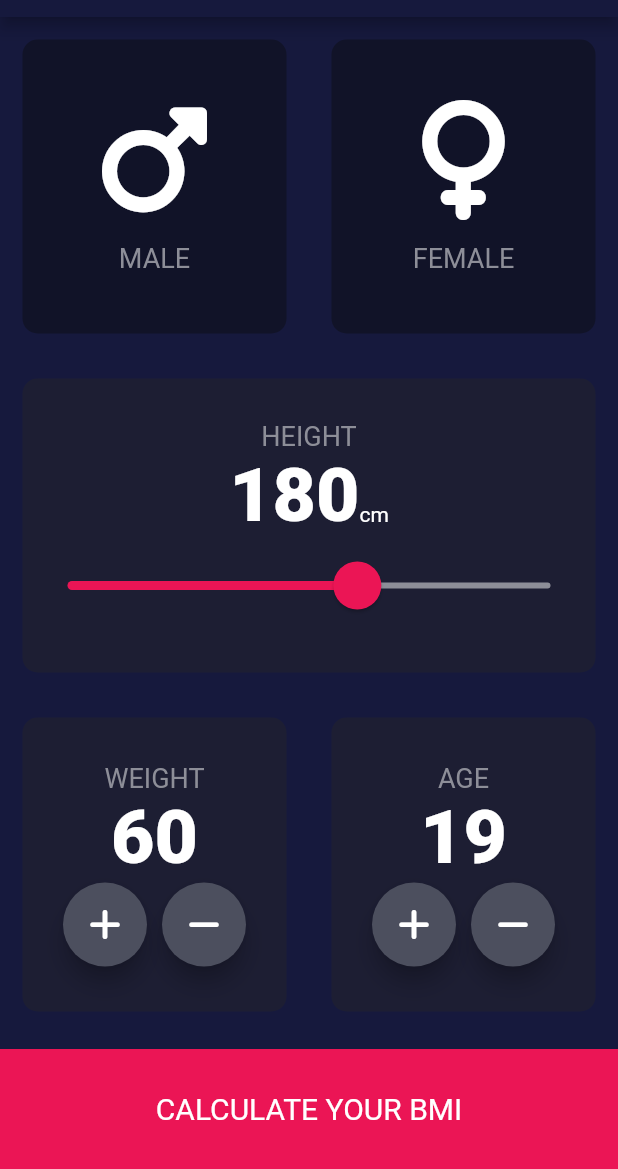
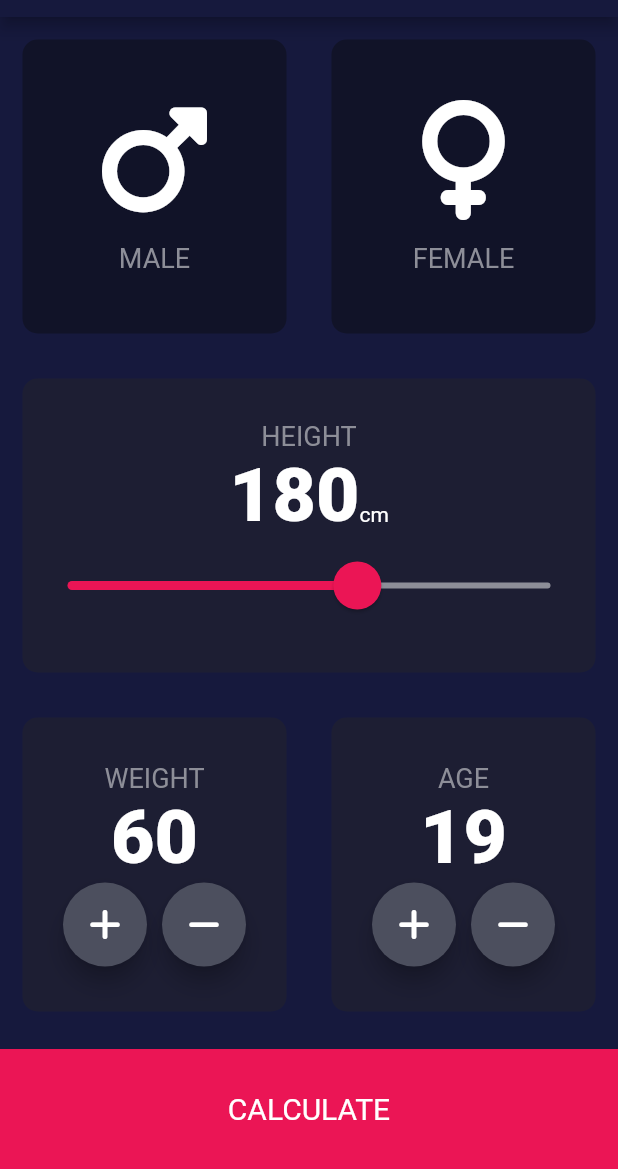
Before and after one commit to selinguz/bmi_calculator, a Flutter app: the screen it shows after launch, on a phone screen of 412 x 824 dp, the part 67-1236 px from its top. Run offline on Flutter 3.47's test engine with Material 2 defaults, Android fonts, the phone set to English and light mode, and no system bars; our stand-ins replace font_awesome_flutter.

```diff
--- a/lib/input_page.dart
+++ b/lib/input_page.dart
@@ -1,3 +1,4 @@
+import 'package:bmi_calculator/results_page.dart';
 import 'package:bmi_calculator/reusable_card.dart';
 import 'package:flutter/material.dart';
 import 'package:font_awesome_flutter/font_awesome_flutter.dart';
@@ -160,12 +161,12 @@ class _InputPageState extends State<InputPage> {
                             RoundIconButton(
                               onPressed: () {
                                 setState(() {
-                                  if(weight>0){
+                                  if (weight > 0) {
                                     weight--;
+                                  } else if (weight == 0) {
+                                    weight = 0;
                                   }
-                                  else if(weight==0){
-                                    weight=0;
-                                  };
+                                  ;
                                 });
                               },
                               icon: FontAwesomeIcons.minus,
@@ -228,14 +229,28 @@ class _InputPageState extends State<InputPage> {
               ],
             ),
           ),
-          Container(
-            alignment: Alignment.center,
-            color: kBottomContainerColor,
-            height: kBottomContainerHeight,
-            width: double.infinity,
-            margin: EdgeInsets.only(top: 10.0),
-            child: Text('CALCULATE YOUR BMI',style: TextStyle(color: Colors
-                .white,fontSize: 20),),
+          GestureDetector(
+            onTap: () {
+              setState(() {
+                Navigator.push(
+                  context,
+                  MaterialPageRoute(
+                    builder: (context) => ResultPage(),
+                  ),
+                );
+              });
+            },
+            child: Container(
+              alignment: Alignment.center,
+              color: kBottomContainerColor,
+              height: kBottomContainerHeight,
+              width: double.infinity,
+              margin: EdgeInsets.only(top: 10.0),
+              child: Text(
+                'CALCULATE',
+                style: TextStyle(color: Colors.white, fontSize: 20),
+              ),
+            ),
           ),
         ],
       ),
```
Also changed, not shown: lib/results_page.dart (added, +10 -0 lines).
